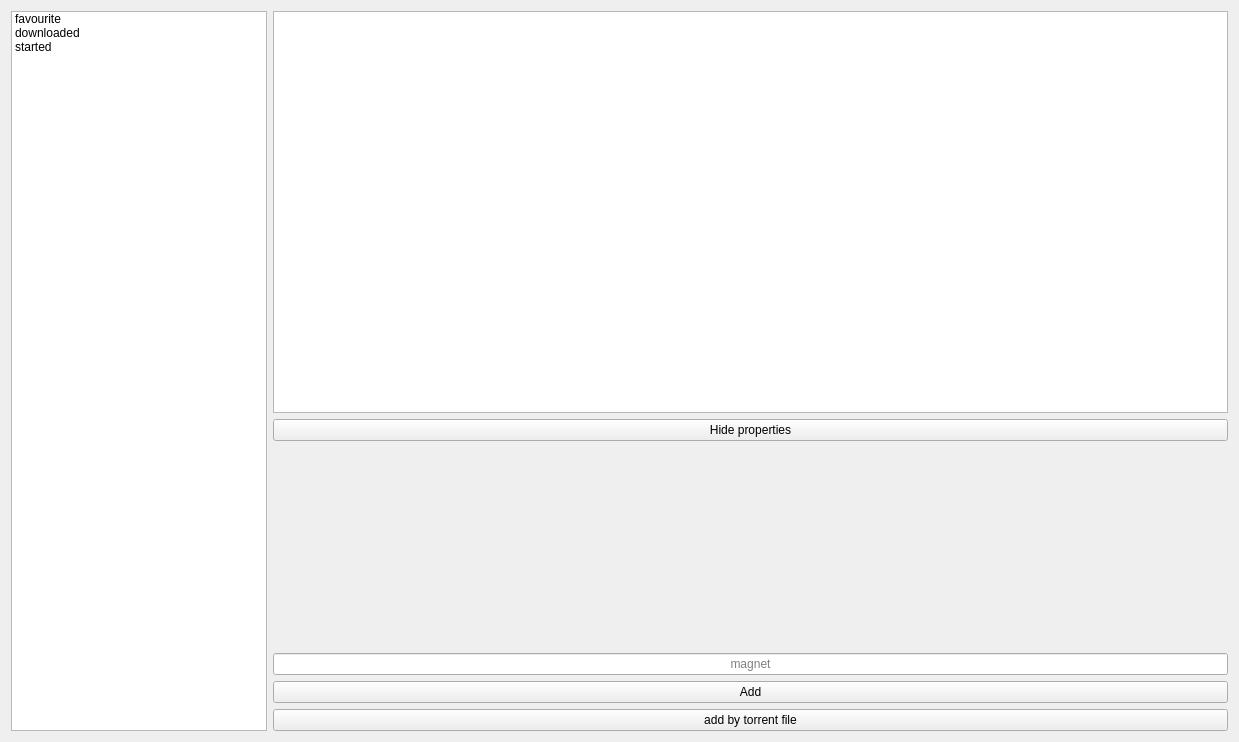
The window that widgets/torrentwidget.ui (commmrade/TorrentClient) describes before a commit, drawn with Qt 5.
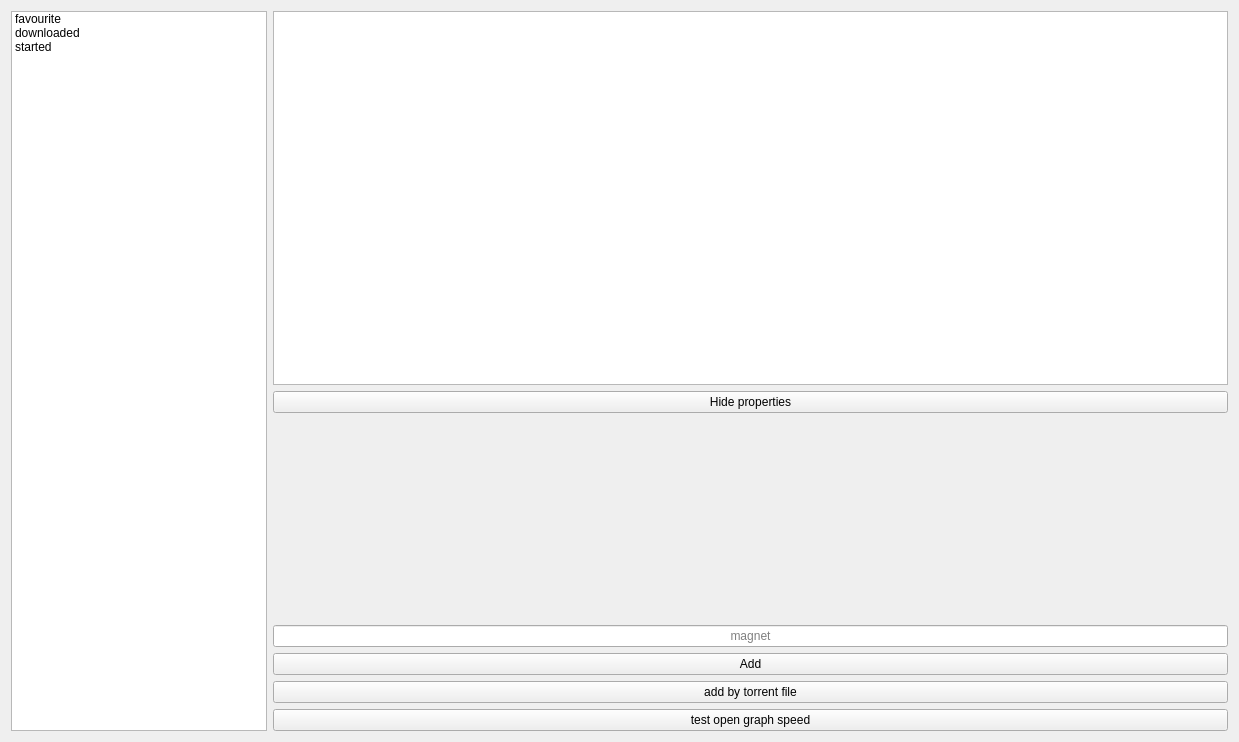
The same window after the commit. Custom widgets are drawn as their Qt base class.

Commit message: Basic speed graph (in kb/s)

```diff
--- a/widgets/torrentwidget.ui
+++ b/widgets/torrentwidget.ui
@@ -98,6 +98,13 @@
        </property>
       </widget>
      </item>
+     <item>
+      <widget class="QPushButton" name="pushButton_3">
+       <property name="text">
+        <string>test open graph speed</string>
+       </property>
+      </widget>
+     </item>
     </layout>
    </item>
   </layout>
```
The commit also changes 9 other files.
